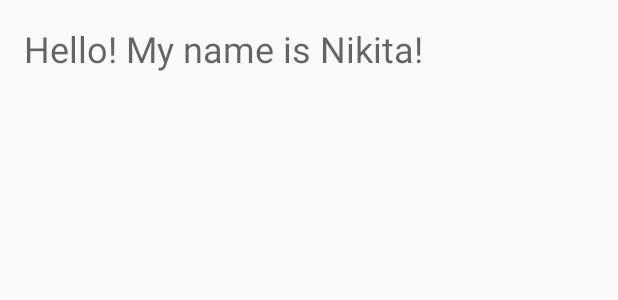
After one commit to akarazeev/Reader, an Android app: the layout fragment_screen_slide_page.xml on its own in the app's theme, with its tools: preview values and no code run, on a phone screen of 412 x 824 dp. The commit adds this screen. Shown: the top 300 px of the screen. Run offline under Robolectric (Android 15) with nearby library versions, the phone set to English and light mode, and no system bars.

Commit message:
Добавление нового экрана для отображения содержания книги

```diff
--- a/Reader/app/src/main/AndroidManifest.xml
+++ b/Reader/app/src/main/AndroidManifest.xml
@@ -20,6 +20,7 @@
                 <category android:name="android.intent.category.LAUNCHER" />
             </intent-filter>
         </activity>
+        <activity android:name=".ScreenSlidePagerActivity"/>
     </application>
 
 </manifest>
--- /dev/null
+++ b/Reader/app/src/main/res/layout/fragment_screen_slide_page.xml
@@ -0,0 +1,16 @@
+<?xml version="1.0" encoding="utf-8"?>
+<ScrollView xmlns:android="http://schemas.android.com/apk/res/android"
+    android:id="@+id/content"
+    android:layout_width="match_parent"
+    android:layout_height="match_parent" >
+
+    <com.github.pashmentov96.reader.ClickableTextView
+        android:id="@+id/textOfPage"
+        style="?android:textAppearanceMedium"
+        android:layout_width="match_parent"
+        android:layout_height="wrap_content"
+        android:lineSpacingMultiplier="1.2"
+        android:padding="16dp"
+        android:text="Hello! My name is Nikita!"
+        android:textSize="24sp" />
+</ScrollView>
--- a/Reader/app/src/main/res/values/colors.xml
+++ b/Reader/app/src/main/res/values/colors.xml
@@ -3,4 +3,5 @@
     <color name="colorPrimary">#008577</color>
     <color name="colorPrimaryDark">#00574B</color>
     <color name="colorAccent">#D81B60</color>
+    <color name="black">#000000</color>
 </resources>
```
Also changed, not shown: Reader/app/src/main/java/com/github/pashmentov96/reader/ScreenSlidePageFragment.java (added, +49 -0 lines), Reader/app/src/main/java/com/github/pashmentov96/reader/ScreenSlidePagerActivity.java (added, +74 -0 lines), Reader/app/src/main/res/layout/activity_main.xml (+6 -4 lines), Reader/app/src/main/res/layout/activity_screen_slide.xml (added, +11 -0 lines).
